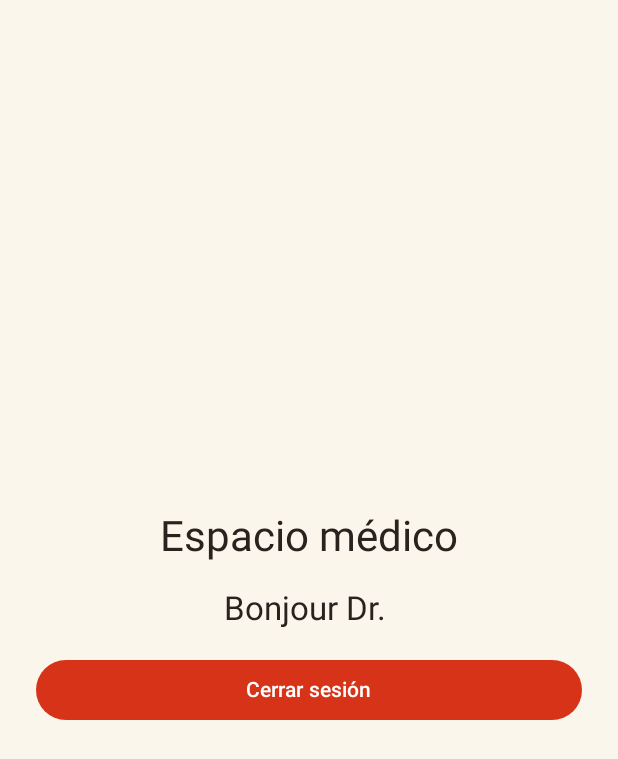
After one commit to julllllllie/Kineo2, an Android app built with Jetpack Compose: the composable DashboardMedicoScreen called with empty values, on a phone screen of 412 x 824 dp. The commit adds this screen. Shown: the top 759 px of the screen. Run offline under Robolectric (Android 15) with nearby library versions, the phone set to English and light mode, and no system bars.

Commit message:
Inicio interface medico - Léa

```diff
--- a/app/src/main/java/com/example/kineo/data/Modelos.kt
+++ b/app/src/main/java/com/example/kineo/data/Modelos.kt
@@ -2,7 +2,7 @@ package com.example.kineo.data
 
 import com.google.firebase.firestore.DocumentId
 
-data class Paciente(val nombre: String, val email: String, val medico: String)
+data class Paciente(val nombre: String, val email: String, val role: String)
 
 data class Ejercicio(
     @DocumentId val id: String = "",
--- a/app/src/main/java/com/example/kineo/navigation/Pantalla.kt
+++ b/app/src/main/java/com/example/kineo/navigation/Pantalla.kt
@@ -9,4 +9,8 @@ sealed interface Pantalla {
     data class Detalle(val asignacionId: String) : Pantalla
     data object Perfil : Pantalla
     data object ModificarPassword : Pantalla
+
+    data object RegistroMedico : Pantalla
+
+    data object DashboardMedico : Pantalla
 }
--- /dev/null
+++ b/app/src/main/java/com/example/kineo/ui/theme/DashboardMedicoScreen.kt
@@ -0,0 +1,39 @@
+package com.example.kineo.ui.theme
+
+
+import androidx.compose.foundation.layout.Arrangement
+import androidx.compose.foundation.layout.Column
+import androidx.compose.foundation.layout.fillMaxSize
+import androidx.compose.foundation.layout.fillMaxWidth
+import androidx.compose.foundation.layout.padding
+import androidx.compose.material3.Button
+import androidx.compose.material3.MaterialTheme
+import androidx.compose.material3.Text
+import androidx.compose.runtime.Composable
+import androidx.compose.ui.Alignment
+import androidx.compose.ui.Modifier
+import androidx.compose.ui.unit.dp
+
+@Composable
+fun DashboardMedicoScreen(
+    nombre: String,
+    onCerrarSesion: () -> Unit
+) {
+    Column(
+        modifier = Modifier
+            .fillMaxSize()
+            .padding(24.dp),
+        verticalArrangement = Arrangement.spacedBy(16.dp, Alignment.CenterVertically),
+        horizontalAlignment = Alignment.CenterHorizontally
+    ) {
+        Text("Espacio médico", style = MaterialTheme.typography.headlineMedium)
+        Text("Bonjour Dr. $nombre", style = MaterialTheme.typography.titleLarge)
+
+        Button(
+            onClick = onCerrarSesion,
+            modifier = Modifier.fillMaxWidth()
+        ) {
+            Text("Cerrar sesión")
+        }
+    }
+}
--- a/app/src/main/java/com/example/kineo/ui/theme/DashboardScreen.kt
+++ b/app/src/main/java/com/example/kineo/ui/theme/DashboardScreen.kt
@@ -133,7 +133,7 @@ fun Saludo(nombre: String?) {
 @Composable
 fun BotonPerfil(onPerfil: () -> Unit) {
     Button(onClick = onPerfil) {
-        Text("Mi perfil")
+        Text("Mi per    fil")
     }
 }
 
--- a/app/src/main/java/com/example/kineo/ui/theme/Pantallas.kt
+++ b/app/src/main/java/com/example/kineo/ui/theme/Pantallas.kt
@@ -29,7 +29,7 @@ fun EsqueletoPantalla(titulo: String, content: @Composable ColumnScope.() -> Uni
     }
 }
 @Composable
-fun InicioScreen(onRegistro: () -> Unit, onLogin: () -> Unit) {
+fun InicioScreen(onRegistro: () -> Unit, onLogin: () -> Unit, onRegistroMedico: () -> Unit) {
     Box(modifier = Modifier.fillMaxSize()) {
 
         // Photo de fond
@@ -84,6 +84,10 @@ fun InicioScreen(onRegistro: () -> Unit, onLogin: () -> Unit) {
                 Text("Iniciar sesión", fontWeight = FontWeight.Bold)
             }
 
+            Spacer(Modifier.height(16.dp))
+
+            TextButton(onClick = onRegistroMedico) { Text("Soy medico") }
+
             Spacer(Modifier.height(48.dp))
         }
     }
```
Also changed, not shown: app/src/main/java/com/example/kineo/MainActivity.kt (+22 -5 lines), app/src/main/java/com/example/kineo/data/RegistrarUsuario.kt (renamed from app/src/main/java/com/example/kineo/data/RegistrarPacientes.kt, +9 -14 lines), app/src/main/java/com/example/kineo/ui/theme/RegistroScreen.kt (+4 -3 lines).
